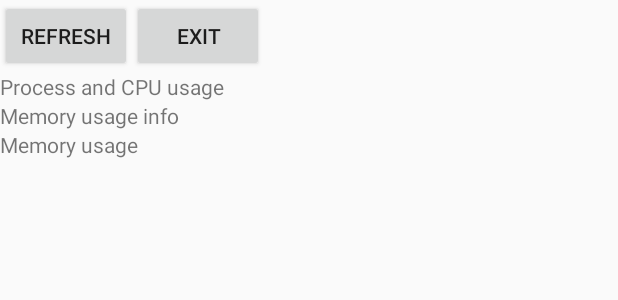
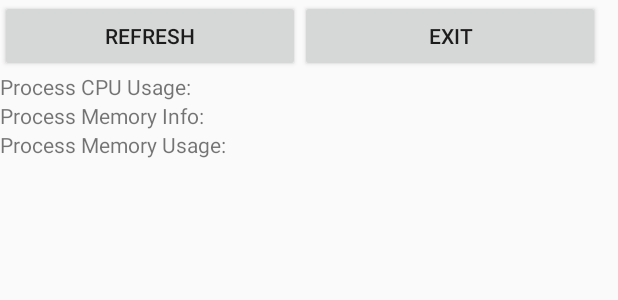
Before and after one commit to weihuang023/Monitor, an Android app: the layout content_main.xml on its own in the app's theme, with its tools: preview values and no code run, on a phone screen of 412 x 824 dp. Shown: the top 300 px of the screen. Run offline under Robolectric (Android 15) with nearby library versions, the phone set to English and light mode, and no system bars.

Commit message:
Updated Text and Two Button

```diff
--- a/app/src/main/res/layout/activity_process_detail.xml
+++ b/app/src/main/res/layout/activity_process_detail.xml
@@ -2,16 +2,23 @@
 <android.support.design.widget.CoordinatorLayout
     xmlns:android="http://schemas.android.com/apk/res/android"
     xmlns:app="http://schemas.android.com/apk/res-auto"
-    xmlns:tools="http://schemas.android.com/tools" android:layout_width="match_parent"
-    android:layout_height="match_parent" android:fitsSystemWindows="true"
-    tools:context="com.example.huangm26.battery.ProcessDetail">
+    xmlns:tools="http://schemas.android.com/tools"
+    android:layout_width="match_parent"
+    android:layout_height="match_parent"
+    android:fitsSystemWindows="true"
+    tools:context="com.android.dwy.battery.ProcessDetail">
 
-    <android.support.design.widget.AppBarLayout android:layout_height="wrap_content"
-        android:layout_width="match_parent" android:theme="@style/AppTheme.AppBarOverlay">
+    <android.support.design.widget.AppBarLayout
+        android:layout_height="wrap_content"
+        android:layout_width="match_parent"
+        android:theme="@style/AppTheme.AppBarOverlay">
 
-        <android.support.v7.widget.Toolbar android:id="@+id/toolbar"
-            android:layout_width="match_parent" android:layout_height="?attr/actionBarSize"
-            android:background="?attr/colorPrimary" app:popupTheme="@style/AppTheme.PopupOverlay" />
+        <android.support.v7.widget.Toolbar
+            android:id="@+id/toolbar"
+            android:layout_width="match_parent"
+            android:layout_height="?attr/actionBarSize"
+            android:background="?attr/colorPrimary"
+            app:popupTheme="@style/AppTheme.PopupOverlay" />
 
     </android.support.design.widget.AppBarLayout>
 
--- a/app/src/main/res/layout/content_main.xml
+++ b/app/src/main/res/layout/content_main.xml
@@ -1,10 +1,13 @@
 <?xml version="1.0" encoding="utf-8"?>
-<RelativeLayout xmlns:android="http://schemas.android.com/apk/res/android"
+<RelativeLayout
+    xmlns:android="http://schemas.android.com/apk/res/android"
     xmlns:tools="http://schemas.android.com/tools"
-    xmlns:app="http://schemas.android.com/apk/res-auto" android:layout_width="match_parent"
+    xmlns:app="http://schemas.android.com/apk/res-auto"
+    android:layout_width="match_parent"
     android:layout_height="match_parent"
-    app:layout_behavior="@string/appbar_scrolling_view_behavior"
-    tools:showIn="@layout/activity_main" tools:context=".MainActivity">
+    tools:showIn="@layout/activity_main"
+    tools:context=".MainActivity"
+    app:layout_behavior="@string/appbar_scrolling_view_behavior">
 
 
     <HorizontalScrollView
@@ -20,41 +23,43 @@
 
             <Button
                 android:id="@+id/refresh"
-                android:layout_width="wrap_content"
+                android:layout_width="200dp"
                 android:layout_height="wrap_content"
                 android:clickable="true"
-                android:text="Refresh" />
+                android:text="@string/refresh_button"
+                tools:ignore="ButtonStyle" />
             <Button
                 android:id="@+id/exit"
-                android:layout_width="wrap_content"
+                android:layout_width="200dp"
                 android:layout_height="wrap_content"
                 android:clickable="true"
-                android:text="Exit" />
+                android:text= "@string/exit_button"
+                tools:ignore="ButtonStyle" />
+        </LinearLayout>
 
-        </LinearLayout>
     </HorizontalScrollView>
 
     <TextView
         android:layout_width="match_parent"
         android:layout_height="wrap_content"
-        android:text="Process and CPU usage"
+        android:text="@string/cpu_process_text"
         android:id="@+id/general_info"
         android:layout_below="@+id/horizontalScrollView"
         android:layout_alignParentEnd="true" />
 
     <TextView
-    android:layout_width="match_parent"
-    android:layout_height="wrap_content"
-    android:text="Memory usage info"
-    android:id="@+id/memory_info"
-    android:layout_below="@+id/general_info"
-    android:layout_alignParentEnd="true" />
+        android:layout_width="match_parent"
+        android:layout_height="wrap_content"
+        android:text="@string/memory_info_text"
+        android:id="@+id/memory_info"
+        android:layout_below="@+id/general_info"
+        android:layout_alignParentEnd="true" />
 
     <TextView
         android:layout_width="match_parent"
         android:layout_height="wrap_content"
-        android:text="Memory usage"
-        android:id="@+id/textfield"
+        android:text="@string/memory_usage_text"
+        android:id="@+id/text_field"
         android:layout_below="@+id/memory_info"
         android:layout_alignParentEnd="true" />
 
@@ -63,7 +68,7 @@
         android:layout_height="wrap_content"
         android:id="@+id/processes_list"
         android:layout_alignParentStart="true"
-        android:layout_below="@+id/textfield" />
+        android:layout_below="@+id/text_field" />
 
 
 </RelativeLayout>
--- a/app/src/main/res/values/strings.xml
+++ b/app/src/main/res/values/strings.xml
@@ -4,5 +4,10 @@
     <string name="information">Information</string>
     <string name="setting">Setting</string>
     <string name="title_activity_process_detail">ProcessDetail</string>
+    <string name="refresh_button">Refresh</string>
+    <string name="exit_button">Exit</string>
+    <string name="cpu_process_text">Process CPU Usage: </string>
+    <string name="memory_info_text">Process Memory Info: </string>
+    <string name="memory_usage_text">Process Memory Usage: </string>
     <string name="about">For the detailed process information, including CPU usage, memory usage and battery usage</string>
 </resources>
--- a/app/src/main/res/values/styles.xml
+++ b/app/src/main/res/values/styles.xml
@@ -7,11 +7,12 @@
         <item name="colorPrimaryDark">@color/colorPrimaryDark</item>
         <item name="colorAccent">@color/colorAccent</item>
     </style>
+
     <style name="AppTheme.NoActionBar" parent="Theme.AppCompat.Light">
         <item name="windowActionBar">true</item>
         <item name="windowNoTitle">true</item>
+    </style>
 
-    </style>
     <style name="AppTheme.AppBarOverlay" parent="ThemeOverlay.AppCompat.Dark.ActionBar" />
     <style name="AppTheme.PopupOverlay" parent="ThemeOverlay.AppCompat.Light" />
 
```
Also changed, not shown: app/src/main/res/layout/activity_main.xml (+14 -7 lines), 1 other file.
